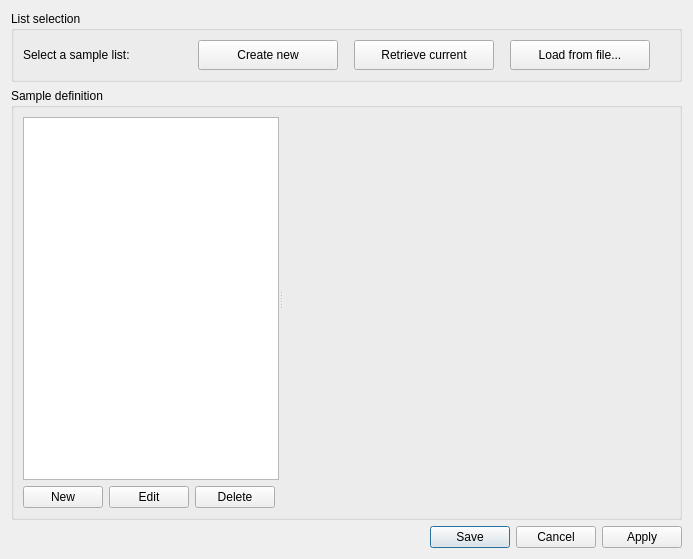
Qt form nicos_ess/loki/gui/sampleconf.ui (mlz-ictrl/nicos) before a commit.
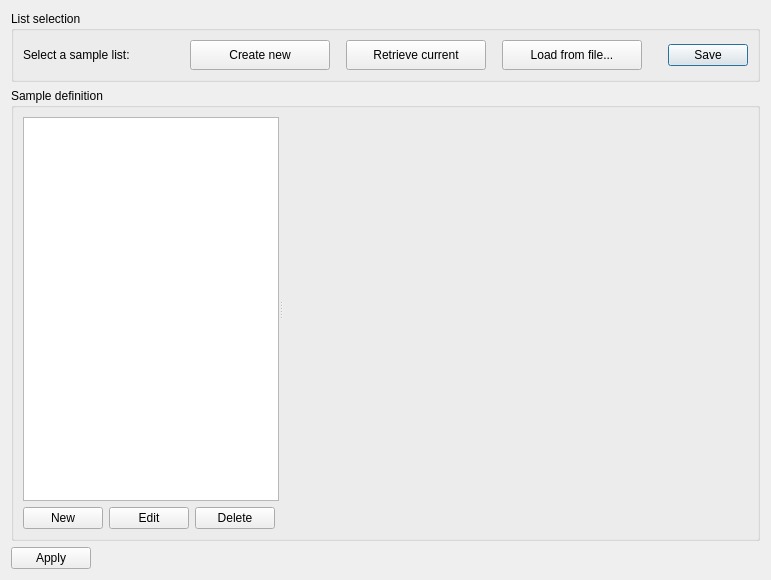
The same form after that commit. Icons and pictures are not drawn.

Commit message: Add helper function and made ui changes

The edit to the form file:
```diff
--- a/nicos_ess/loki/gui/sampleconf.ui
+++ b/nicos_ess/loki/gui/sampleconf.ui
@@ -6,8 +6,8 @@
    <rect>
     <x>0</x>
     <y>0</y>
-    <width>693</width>
-    <height>559</height>
+    <width>771</width>
+    <height>580</height>
    </rect>
   </property>
   <property name="windowTitle">
@@ -142,6 +142,16 @@
         </property>
        </spacer>
       </item>
+      <item>
+       <widget class="QDialogButtonBox" name="saveButton">
+        <property name="orientation">
+         <enum>Qt::Horizontal</enum>
+        </property>
+        <property name="standardButtons">
+         <set>QDialogButtonBox::Save</set>
+        </property>
+       </widget>
+      </item>
      </layout>
      <zorder>openFileBtn</zorder>
      <zorder>createBtn</zorder>
@@ -236,11 +246,14 @@
    </item>
    <item>
     <widget class="QDialogButtonBox" name="buttonBox">
+     <property name="layoutDirection">
+      <enum>Qt::RightToLeft</enum>
+     </property>
      <property name="orientation">
       <enum>Qt::Horizontal</enum>
      </property>
      <property name="standardButtons">
-      <set>QDialogButtonBox::Apply|QDialogButtonBox::Cancel|QDialogButtonBox::Save</set>
+      <set>QDialogButtonBox::Apply</set>
      </property>
     </widget>
    </item>
```
Left out of the diff: 1 changed line with no effect on the pictures. The commit also changes 1 other file.
